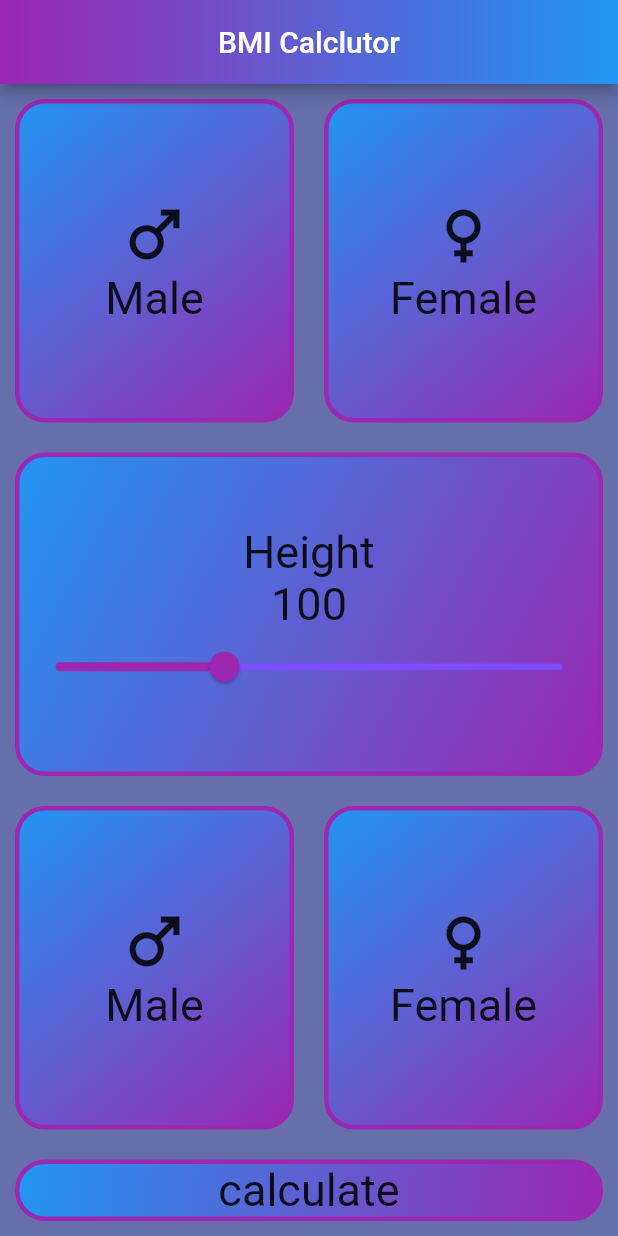
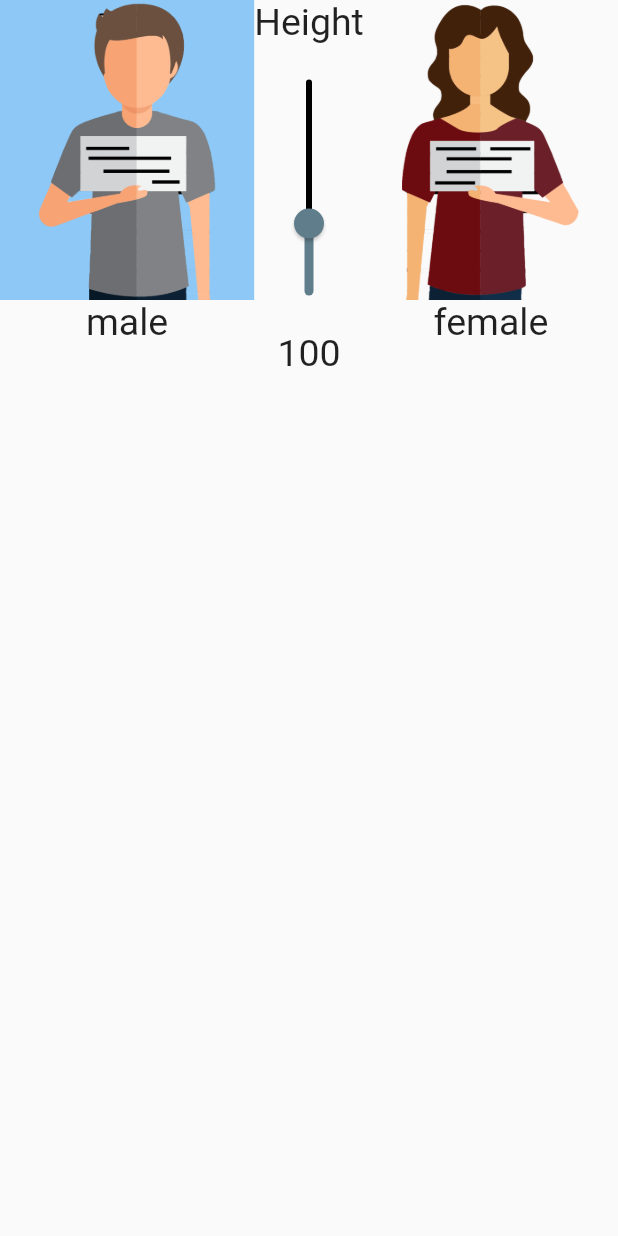
Before and after one commit to ahmedrsamak/bmi_calc, a Flutter app: the screen it shows after launch, on a phone screen of 412 x 824 dp. Run offline on Flutter 3.47's test engine with Material 2 defaults, Android fonts, the phone set to English and light mode, and no system bars.

Commit message:
UI on Track

```diff
--- /dev/null
+++ b/lib/common/Buttons.dart
@@ -0,0 +1,38 @@
+import 'dart:ui';
+
+import 'package:flutter/cupertino.dart';
+import 'package:flutter/material.dart';
+
+Widget imageButton({
+  required title,
+  required String imageDir,
+  required void Function()? onTap,
+  bool isPressed = false,
+}) {
+  return IntrinsicWidth(
+    child: Column(
+      crossAxisAlignment: CrossAxisAlignment.stretch,
+      children: [
+        GestureDetector(
+          onTap: () {
+            onTap!();
+          },
+          child: Container(
+            color: isPressed == true
+                ? Colors.blue.withOpacity(0.5)
+                : Colors.blue.withOpacity(0),
+            child: Image.asset(
+              imageDir,
+              height: 200,
+            ),
+          ),
+        ),
+        Text(
+          title,
+          style: TextStyle(fontSize: 25),
+          textAlign: TextAlign.center,
+        )
+      ],
+    ),
+  );
+}
--- /dev/null
+++ b/lib/common/Custom Slider.dart
@@ -0,0 +1,41 @@
+import 'package:flutter/cupertino.dart';
+import 'package:flutter/material.dart';
+
+Widget mySlider(
+    {required double pos,
+    required void Function(double) onChange,
+    String titleDown = "",
+    String titleUp = ""}) {
+  return Column(
+    children: [
+      Text(
+        titleUp,
+        style: TextStyle(fontSize: titleUp == "" ? 0 : 25),
+      ),
+      RotatedBox(
+        quarterTurns: 3,
+        child: SliderTheme(
+          data: SliderThemeData(
+            activeTrackColor: Colors.blueGrey,
+            inactiveTrackColor: Colors.black,
+            overlayColor: Colors.blueGrey,
+            thumbColor: Colors.blueGrey,
+          ),
+          child: Slider(
+            onChanged: (value) {
+              pos = value;
+              onChange(pos);
+            },
+            value: pos,
+            min: 50,
+            max: 200,
+          ),
+        ),
+      ),
+      Text(
+        titleDown,
+        style: TextStyle(fontSize: titleDown == "" ? 0 : 25),
+      ),
+    ],
+  );
+}
--- a/lib/screens/HomeScreen.dart
+++ b/lib/screens/HomeScreen.dart
@@ -1,3 +1,5 @@
+import 'package:bmi_calc/common/Buttons.dart';
+import 'package:bmi_calc/common/Custom Slider.dart';
 import 'package:flutter/material.dart';
 
 class HomeScreen extends StatefulWidget {
@@ -7,189 +9,51 @@ class HomeScreen extends StatefulWidget {
   State<HomeScreen> createState() => _HomeScreenState();
 }
 
-const double fontSize = 30;
-double height = 100;
-
 class _HomeScreenState extends State<HomeScreen> {
   @override
+  double currentPos = 100;
+  bool ismale = true;
   Widget build(BuildContext context) {
-    return Scaffold(
-      appBar: AppBar(
-        title: Text("BMI Calclutor"),
-        centerTitle: true,
-        flexibleSpace: Container(
-          decoration: BoxDecoration(
-            gradient: LinearGradient(
-              begin: Alignment.centerLeft,
-              end: Alignment.centerRight,
-              colors: [Colors.purple, Colors.blue],
-            ),
-          ),
-        ),
-      ),
-      backgroundColor: Color(0xff666eab),
-      body: Padding(
-        padding: EdgeInsets.all(10),
-        child: Column(
-          children: [
-            Expanded(
-              child: Row(
-                children: [
-                  Expanded(
-                    child: Container(
-                      decoration: BoxDecoration(
-                        color: Colors.blue,
-                        border: Border.all(width: 3, color: Colors.purple),
-                        borderRadius: BorderRadius.circular(20),
-                        gradient: LinearGradient(
-                          begin: Alignment.topLeft,
-                          end: Alignment.bottomRight,
-                          colors: [Colors.blue, Colors.purple],
-                        ),
-                      ),
-                      child: Column(
-                        mainAxisAlignment: MainAxisAlignment.center,
-                        children: [
-                          Icon(Icons.male, size: 50),
-                          Text("Male", style: TextStyle(fontSize: fontSize)),
-                        ],
-                      ),
-                    ),
-                  ),
-                  SizedBox(width: 20),
-                  Expanded(
-                    flex: 1,
-                    child: Container(
-                      decoration: BoxDecoration(
-                        color: Colors.blue,
-                        border: Border.all(width: 3, color: Colors.purple),
-                        borderRadius: BorderRadius.circular(20),
-                        gradient: LinearGradient(
-                          begin: Alignment.topLeft,
-                          end: Alignment.bottomRight,
-                          colors: [Colors.blue, Colors.purple],
-                        ),
-                      ),
-                      child: Column(
-                        mainAxisAlignment: MainAxisAlignment.center,
-                        children: [
-                          Icon(Icons.female, size: 50),
-                          Text("Female", style: TextStyle(fontSize: fontSize)),
-                        ],
-                      ),
-                    ),
-                  ),
-                ],
-              ),
-            ),
-            SizedBox(height: 20),
-            Expanded(
-              child: Container(
-                width: double.infinity,
-                decoration: BoxDecoration(
-                  color: Colors.blue,
-                  border: Border.all(width: 3, color: Colors.purple),
-                  borderRadius: BorderRadius.circular(20),
-                  gradient: LinearGradient(
-                    begin: Alignment.topLeft,
-                    end: Alignment.bottomRight,
-                    colors: [Colors.blue, Colors.purple],
-                  ),
-                ),
-                child: Column(
-                  mainAxisAlignment: MainAxisAlignment.center,
-                  children: [
-                    Text("Height", style: TextStyle(fontSize: fontSize)),
-                    Text("${height.round()}",
-                        style: TextStyle(fontSize: fontSize)),
-                    Slider(
-                      activeColor: Colors.purple,
-                      inactiveColor: Colors.deepPurpleAccent,
-                      min: 50,
-                      max: 200,
-                      value: height,
-                      onChanged: (double value) {
-                        setState(() {});
-                        height = value;
-                      },
-                    ),
-                  ],
+    return SafeArea(
+      child: Scaffold(
+        body: IntrinsicHeight(
+          child: Row(
+            crossAxisAlignment: CrossAxisAlignment.stretch,
+            children: [
+              Expanded(
+                flex: 6,
+                child: imageButton(
+                  imageDir: "assets/images/male.png",
+                  onTap: () {
+                    ismale = true;
+                    setState(() {});
+                  },
+                  isPressed: ismale,
+                  title: "male",
                 ),
               ),
-            ),
-            SizedBox(height: 20),
-            Expanded(
-              child: Row(
-                children: [
-                  Expanded(
-                    child: Container(
-                      decoration: BoxDecoration(
-                        color: Colors.blue,
-                        border: Border.all(width: 3, color: Colors.purple),
-                        borderRadius: BorderRadius.circular(20),
-                        gradient: LinearGradient(
-                          begin: Alignment.topLeft,
-                          end: Alignment.bottomRight,
-                          colors: [Colors.blue, Colors.purple],
-                        ),
-                      ),
-                      child: Column(
-                        mainAxisAlignment: MainAxisAlignment.center,
-                        children: [
-                          Icon(Icons.male, size: 50),
-                          Text("Male", style: TextStyle(fontSize: fontSize)),
-                        ],
-                      ),
-                    ),
-                  ),
-                  SizedBox(width: 20),
-                  Expanded(
-                    flex: 1,
-                    child: Container(
-                      decoration: BoxDecoration(
-                        color: Colors.blue,
-                        border: Border.all(width: 3, color: Colors.purple),
-                        borderRadius: BorderRadius.circular(20),
-                        gradient: LinearGradient(
-                          begin: Alignment.topLeft,
-                          end: Alignment.bottomRight,
-                          colors: [Colors.blue, Colors.purple],
-                        ),
-                      ),
-                      child: Column(
-                        mainAxisAlignment: MainAxisAlignment.center,
-                        children: [
-                          Icon(Icons.female, size: 50),
-                          Text("Female", style: TextStyle(fontSize: fontSize)),
-                        ],
-                      ),
-                    ),
-                  ),
-                ],
-              ),
-            ),
-            SizedBox(height: 20),
-            InkWell(
-              onTap: () {},
-              child: Container(
-                alignment: Alignment.bottomCenter,
-                width: double.infinity,
-                decoration: BoxDecoration(
-                  border: Border.all(width: 3, color: Colors.purple),
-                  borderRadius: BorderRadius.circular(20),
-                  gradient: LinearGradient(
-                    begin: Alignment.topLeft,
-                    end: Alignment.bottomRight,
-                    colors: [Colors.blue, Colors.purple],
-                  ),
-                ),
-                child: Text(
-                  "calculate",
-                  style: TextStyle(fontSize: fontSize),
+              mySlider(
+                  pos: currentPos,
+                  titleDown: currentPos.round().toString(),
+                  titleUp: "Height",
+                  onChange: (value) {
+                    currentPos = value;
+                    setState(() {});
+                  }),
+              Expanded(
+                flex: 6,
+                child: imageButton(
+                  imageDir: "assets/images/female.png",
+                  onTap: () {
+                    ismale = false;
+                    setState(() {});
+                  },
+                  isPressed: !ismale,
+                  title: "female",
                 ),
               ),
-            ),
-          ],
+            ],
+          ),
         ),
       ),
     );
--- a/pubspec.yaml
+++ b/pubspec.yaml
@@ -58,8 +58,8 @@ flutter:
   uses-material-design: true
 
   # To add assets to your application, add an assets section, like this:
-  # assets:
-  #   - images/a_dot_burr.jpeg
+  assets:
+   - assets/images/
   #   - images/a_dot_ham.jpeg
 
   # An image asset can refer to one or more resolution-specific "variants", see
```
Also changed, not shown: assets/images/female.png (added), assets/images/male.png (added).
